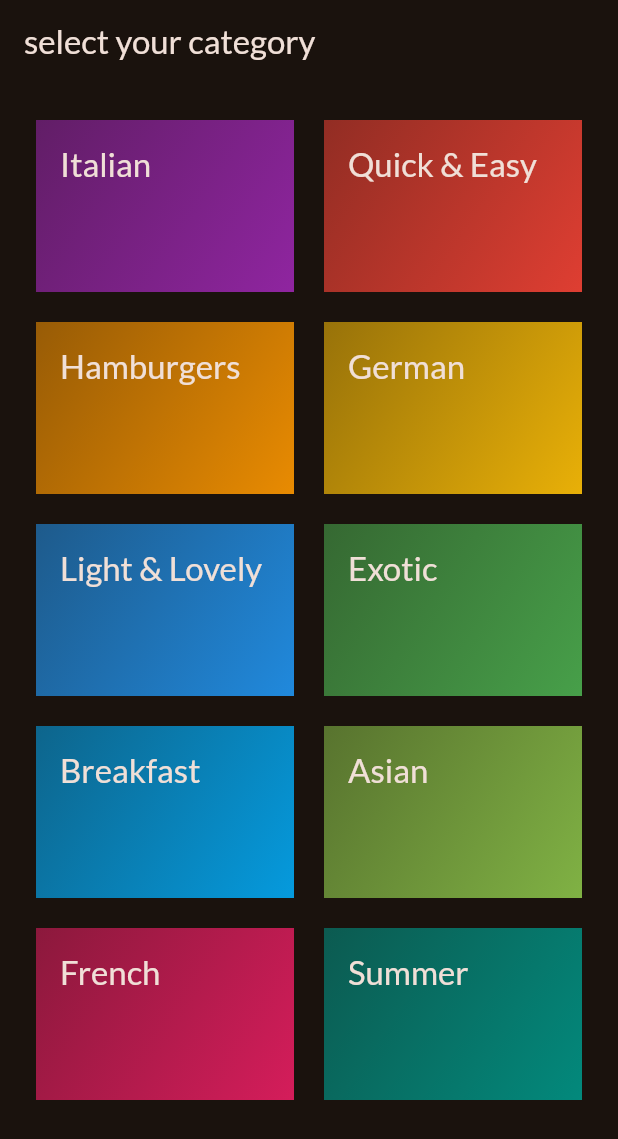
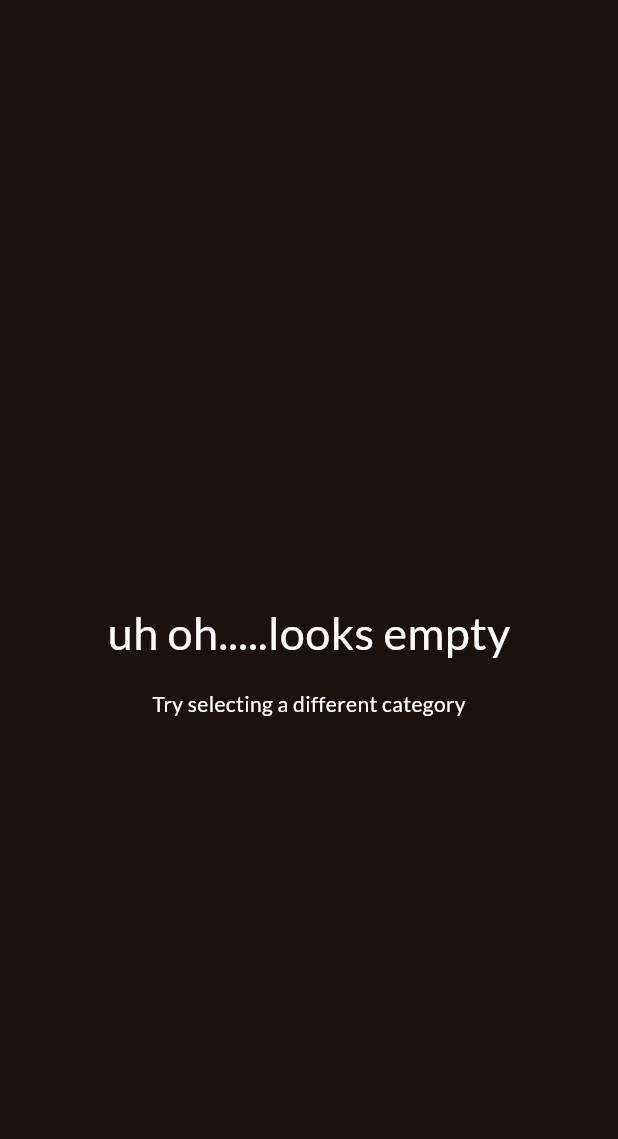
Before and after one commit to widejoy/my_video_game_list, a Flutter app: the screen it shows after launch, on a phone screen of 412 x 824 dp. Shown: the top 1139 px of the screen. Run offline on Flutter 3.47's test engine with Material 2 defaults, Android fonts, the light colour scheme and no system bars; our stand-ins replace google_fonts.

Commit message:
modified the page

```diff
--- a/lib/data/data.dart
+++ b/lib/data/data.dart
@@ -1,57 +1,79 @@
 import 'package:flutter/material.dart';
+import 'package:my_video_game_list/models/game_item.dart';
 
 import '../models/category.dart';
-
 
 const availableCategories = [
   Category(
     id: 'c1',
-    title: 'Italian',
+    title: 'action',
     color: Colors.purple,
   ),
   Category(
     id: 'c2',
-    title: 'Quick & Easy',
+    title: 'adventure',
     color: Colors.red,
   ),
   Category(
     id: 'c3',
-    title: 'Hamburgers',
+    title: 'puzzle',
     color: Colors.orange,
   ),
   Category(
     id: 'c4',
-    title: 'German',
+    title: 'role-playing',
     color: Colors.amber,
   ),
   Category(
     id: 'c5',
-    title: 'Light & Lovely',
+    title: 'simulation',
     color: Colors.blue,
   ),
   Category(
     id: 'c6',
-    title: 'Exotic',
+    title: 'strategy',
     color: Colors.green,
   ),
   Category(
     id: 'c7',
-    title: 'Breakfast',
+    title: 'sports',
     color: Colors.lightBlue,
   ),
   Category(
     id: 'c8',
-    title: 'Asian',
+    title: 'mmo',
     color: Colors.lightGreen,
   ),
   Category(
     id: 'c9',
-    title: 'French',
+    title: 'mobile',
     color: Colors.pink,
   ),
   Category(
     id: 'c10',
-    title: 'Summer',
+    title: 'other',
     color: Colors.teal,
   ),
 ];
+
+const game = [
+  GameItem(
+      id: '1',
+      categories: ['c1'],
+      title: 'Dead Island 2 ',
+      imageUrl:
+          'https://m.media-amazon.com/images/M/MV5BMGVlMGVhMjctZmYyNi00MzY1LTgyNzItYTE0ZTljNDNlZTU5XkEyXkFqcGdeQXVyMTk2OTAzNTI@._V1_FMjpg_UX1000_.jpg',
+      platforms: [
+        'PlayStation 4',
+        'PlayStation 5',
+        'Windows',
+        'Xbox One',
+        'Xbox Series X/S'
+      ],
+      reviews: Reviews.positive,
+      developorspublishers: ['Dambuster Studios', 'Deep Silver'],
+      length: Length.moderate,
+      price: [],
+      online: true,
+      esports: false)
+];
--- a/lib/main.dart
+++ b/lib/main.dart
@@ -2,6 +2,7 @@ import 'package:flutter/material.dart';
 
 import 'package:google_fonts/google_fonts.dart';
 import 'package:my_video_game_list/screens/categories.dart';
+import 'package:my_video_game_list/screens/games_screen.dart';
 
 final theme = ThemeData(
   useMaterial3: true,
@@ -23,7 +24,7 @@ class App extends StatelessWidget {
   Widget build(BuildContext context) {
     return MaterialApp(
       theme: theme,
-      home: const Catagories()
+      home: const GamesScreen(title: '', gameitem: []),
     );
   }
 }
--- /dev/null
+++ b/lib/models/game_item.dart
@@ -0,0 +1,45 @@
+enum Length {
+  short,
+  moderate,
+  long,
+}
+
+enum Reviews{
+  negetive,
+  mixed,
+  positive
+
+}
+
+
+
+
+
+class GameItem {
+  const GameItem({
+    required this.id,
+    required this.categories,
+    required this.title,
+    required this.imageUrl,
+    required this.platforms,
+    required this.developorspublishers,
+    required this.length,
+
+    required this.price,
+    required this.reviews,
+    required this.online,
+    required this.esports,
+  });
+
+  final String id;
+  final List<String> developorspublishers;
+  final List<String> categories;
+  final String title;
+  final String imageUrl;
+  final List<String> platforms;
+  final Length length;
+  final List<Map<String,int>> price;
+  final Reviews reviews;
+  final bool online;
+  final bool esports;
+}
--- /dev/null
+++ b/lib/screens/games_screen.dart
@@ -0,0 +1,43 @@
+import 'package:flutter/material.dart';
+import 'package:my_video_game_list/models/game_item.dart';
+
+class GamesScreen extends StatelessWidget {
+  const GamesScreen({super.key, required this.title, required this.gameitem});
+
+  final String title;
+  final List<GameItem> gameitem;
+
+  @override
+  Widget build(BuildContext context) {
+    Widget content;
+    if (gameitem.isEmpty) {
+      content = Center(
+        child: Column(
+          mainAxisSize: MainAxisSize.min,
+          children: const [
+            Text('uh oh.....looks empty',style: TextStyle(color: Colors.white,fontSize: 30),),
+            SizedBox(
+              height: 16,
+            ),
+            Text('Try selecting a different category', style:TextStyle(color: Colors.white))
+          ],
+        ),
+      );
+    } else {
+      content = GridView(
+        padding: const EdgeInsets.all(24),
+        gridDelegate: const SliverGridDelegateWithFixedCrossAxisCount(
+            crossAxisCount: 2,
+            childAspectRatio: 1.5,
+            crossAxisSpacing: 20,
+            mainAxisSpacing: 20),
+        children: [for (final i in gameitem) Text(i.title)],
+      );
+    }
+    return Scaffold(
+        appBar: AppBar(
+          title: Center(child: Text(title)),
+        ),
+        body: content);
+  }
+}
```
Also changed, not shown: lib/screens/categories.dart (+5 -5 lines), lib/widgets/category_item.dart (+11 -1 lines).
